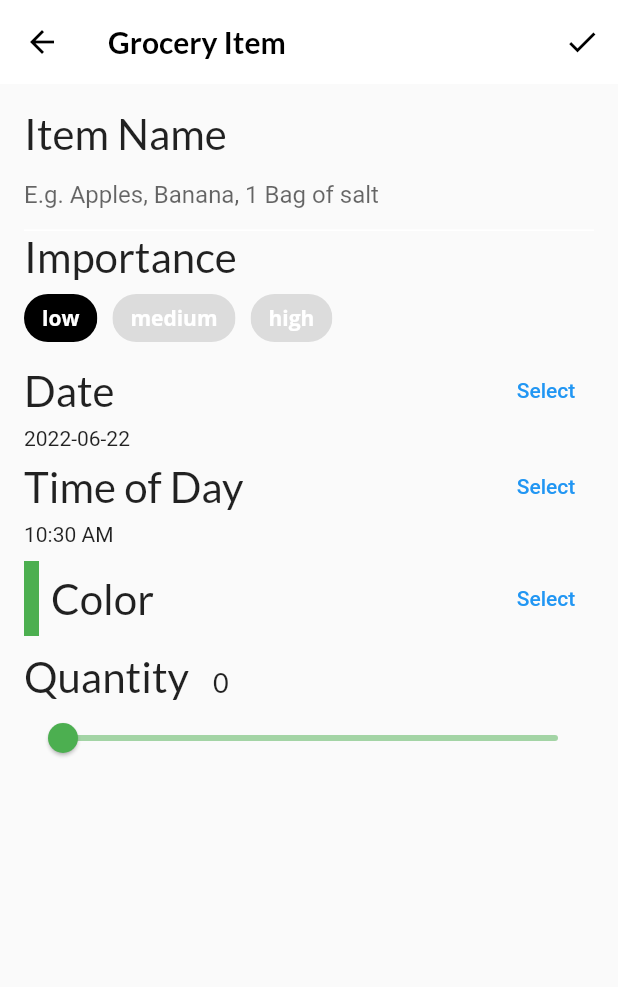
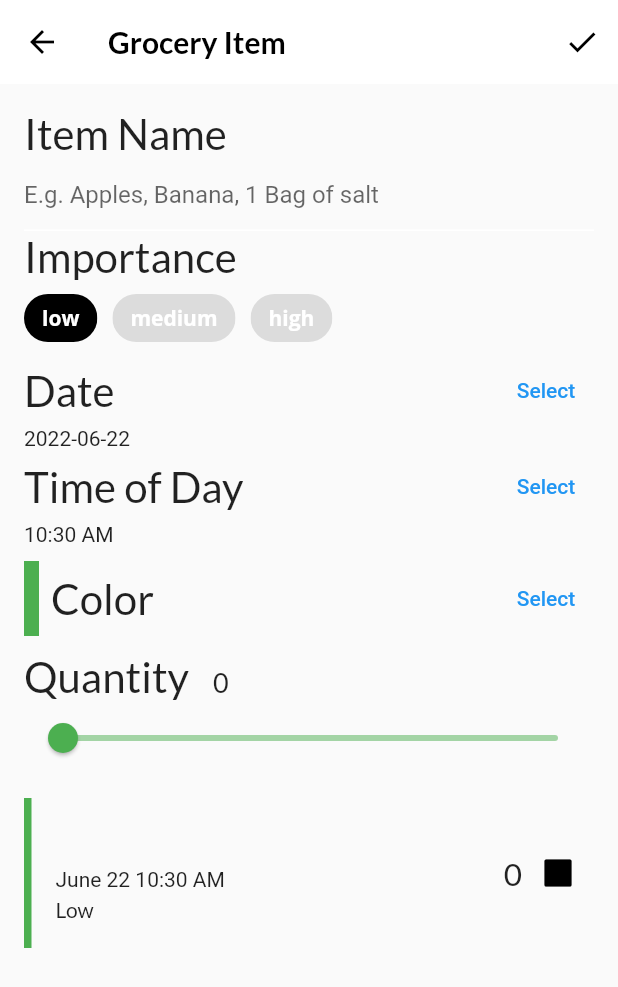
Before and after one commit to yenyen0318/flutter_receipt, a Flutter app: the screen it shows after launch, item 3 of the bottom bar chosen, after a tap on the "add" icon, on a phone screen of 412 x 824 dp. Shown: the top 987 px of the screen. Run offline on Flutter 3.47's test engine with Material 2 defaults, Android fonts, the phone set to English and light mode, and no system bars; our stand-ins replace flutter_colorpicker, google_fonts.

Commit message:
add grocery tile preview when set

```diff
--- /dev/null
+++ b/lib/components/grocery_tile.dart
@@ -0,0 +1,99 @@
+import 'package:flutter/material.dart';
+import 'package:flutter_receipt/models/models.dart';
+import 'package:google_fonts/google_fonts.dart';
+import 'package:intl/intl.dart';
+
+class GroceryTile extends StatelessWidget {
+  final GroceryItem item;
+  final Function(bool?)? onComplete;
+  final TextDecoration textDecoration;
+
+  GroceryTile({Key? key, required this.item, this.onComplete})
+      : textDecoration =
+            item.isComplete ? TextDecoration.lineThrough : TextDecoration.none,
+        super(key: key);
+  @override
+  Widget build(BuildContext context) {
+    return SizedBox(
+      height: 100.0,
+      child: Row(
+        mainAxisAlignment: MainAxisAlignment.spaceBetween,
+        children: [
+          Row(
+            children: [
+              Container(width: 5.0, color: item.color),
+              const SizedBox(width: 16.0),
+              Column(
+                mainAxisAlignment: MainAxisAlignment.center,
+                crossAxisAlignment: CrossAxisAlignment.start,
+                children: [
+                  Text(
+                    item.name,
+                    style: GoogleFonts.lato(
+                        decoration: textDecoration,
+                        fontSize: 21.0,
+                        fontWeight: FontWeight.bold),
+                  ),
+                  const SizedBox(height: 4.0),
+                  buildDate(),
+                  const SizedBox(height: 4.0),
+                  buildImportance(),
+                ],
+              ),
+            ],
+          ),
+          // 6
+          Row(
+            children: [
+              // 7
+              Text(
+                item.quantity.toString(),
+                style: GoogleFonts.lato(
+                    decoration: textDecoration, fontSize: 21.0),
+              ),
+              // 8
+              buildCheckbox(),
+            ],
+          ),
+        ],
+      ),
+    );
+  }
+
+  Widget buildImportance() {
+    if (item.importance == Importance.low) {
+      return Text('Low', style: GoogleFonts.lato(decoration: textDecoration));
+    } else if (item.importance == Importance.medium) {
+      return Text('Medium',
+          style: GoogleFonts.lato(
+              fontWeight: FontWeight.w800, decoration: textDecoration));
+    } else if (item.importance == Importance.high) {
+      return Text(
+        'High',
+        style: GoogleFonts.lato(
+          color: Colors.red,
+          fontWeight: FontWeight.w900,
+          decoration: textDecoration,
+        ),
+      );
+    } else {
+      throw Exception('This importance type does not exist');
+    }
+  }
+
+  Widget buildDate() {
+    final dateFormatter = DateFormat('MMMM dd h:mm a');
+    final dateString = dateFormatter.format(item.date);
+    return Text(
+      dateString,
+      style: TextStyle(decoration: textDecoration),
+    );
+  }
+
+  Widget buildCheckbox() {
+    return Checkbox(
+      value: item.isComplete,
+      onChanged: onComplete,
+    );
+  }
+}
--- a/lib/screens/grocery_item_screen.dart
+++ b/lib/screens/grocery_item_screen.dart
@@ -1,7 +1,9 @@
 import 'package:flutter/material.dart';
 import 'package:flutter_colorpicker/flutter_colorpicker.dart';
+import 'package:flutter_receipt/components/grocery_tile.dart';
 import 'package:google_fonts/google_fonts.dart';
 import 'package:intl/intl.dart';
+import 'package:uuid/uuid.dart';
 
 import '../models/models.dart';
 
@@ -89,7 +91,23 @@
             buildColorPicker(context),
             const SizedBox(height: 10.0),
             buildQuantityField(),
-            // TODO: 19: Add Grocery Tile
+            const SizedBox(height: 16),
+            GroceryTile(
+              item: GroceryItem(
+                id: '',
+                name: _name,
+                importance: _importance,
+                color: _currentColor,
+                quantity: _currentSliderValue,
+                date: DateTime(
+                  _dueDate.year,
+                  _dueDate.month,
+                  _dueDate.day,
+                  _timeOfDay.hour,
+                  _timeOfDay.minute,
+                ),
+              ),
+            ),
           ],
         ),
       ),
@@ -304,7 +322,6 @@
             ),
           ],
         ),
-        // 3
         Slider(
           inactiveColor: _currentColor.withOpacity(0.5),
           activeColor: _currentColor,
```
